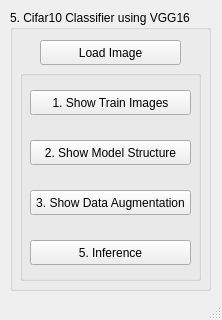
Qt form hw1_2/hw1_05/GUI.ui (kelly-y/CVDL) before a commit.
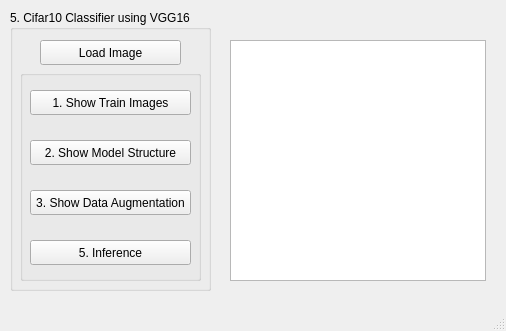
The same form after that commit.

```diff
--- a/hw1_2/hw1_05/GUI.ui
+++ b/hw1_2/hw1_05/GUI.ui
@@ -6,8 +6,8 @@
    <rect>
     <x>0</x>
     <y>0</y>
-    <width>222</width>
-    <height>320</height>
+    <width>506</width>
+    <height>331</height>
    </rect>
   </property>
   <property name="windowTitle">
@@ -110,6 +110,16 @@
      </widget>
     </widget>
    </widget>
+   <widget class="QGraphicsView" name="graphicsView">
+    <property name="geometry">
+     <rect>
+      <x>230</x>
+      <y>40</y>
+      <width>256</width>
+      <height>241</height>
+     </rect>
+    </property>
+   </widget>
   </widget>
   <widget class="QMenuBar" name="menubar">
    <property name="geometry">
```
Left out of the diff: 2 changed lines with no effect on the pictures.
